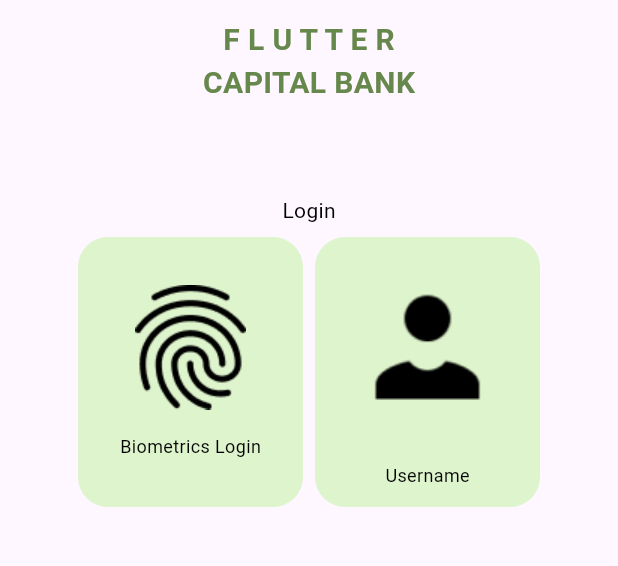
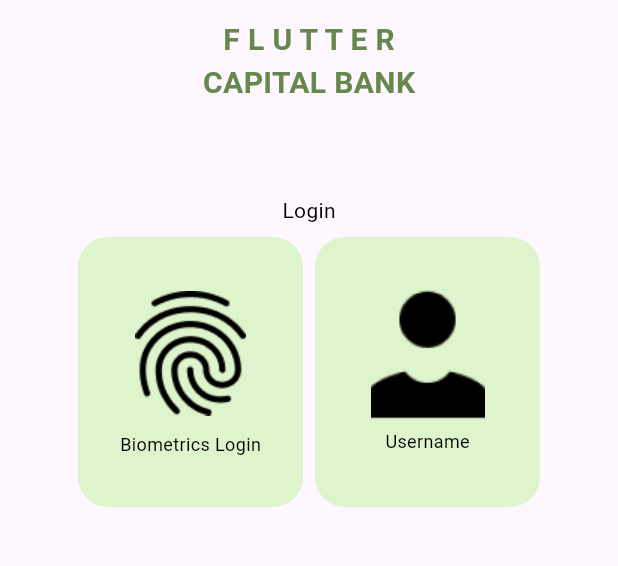
Before and after one commit to leah-n1/bill_splitter, a Flutter app: the screen it shows after launch, on a phone screen of 412 x 824 dp, the part 288-854 px from its top. Run offline on Flutter 3.47's test engine with Material 3 defaults, Android fonts, the phone set to English and light mode, and no system bars; our stand-ins replace get, loading_animation_widget; missing offline and left inert: flutter_application_basic.

Commit message:
login screen revised vectors

```diff
--- a/lib/presentation/screen/login_screen/views/login_screen_view.dart
+++ b/lib/presentation/screen/login_screen/views/login_screen_view.dart
@@ -54,8 +54,14 @@ class LoginScreenView extends GetView<LoginScreenController> {
                     mainAxisAlignment: MainAxisAlignment.center,
                     mainAxisSize: MainAxisSize.max,
                     children: [
-                      Image.asset('assets/images/fingerprint.png'),
-                      const SizedBox(height: 16),
+                      Container(
+                        height: 88,
+                        width:76,
+                        decoration: const BoxDecoration(
+                        image: DecorationImage(image:AssetImage('assets/images/fingerprint.png')
+                        )),
+                       ),
+                      const SizedBox(height: 8),
                       const Text('Biometrics Login',
                           style: TextStyle(
                           fontSize: 12,
@@ -76,8 +82,13 @@ class LoginScreenView extends GetView<LoginScreenController> {
                     mainAxisAlignment: MainAxisAlignment.center,
                     mainAxisSize: MainAxisSize.max,
                     children: [
-                      Image.asset('assets/images/username.png'),
-                      const SizedBox(height: 16),
+                      Container(
+                        height: 88,
+                        width:76,
+                        decoration: const BoxDecoration(
+                        image: DecorationImage(image: AssetImage('assets/images/username.png'),fit: BoxFit.fitHeight),
+                      ),),
+                      const SizedBox(height:4),
                       const Text('Username',
                           style: TextStyle(
                           fontSize: 12,
```
Also changed, not shown: assets/images/username.png, 3 other files.
